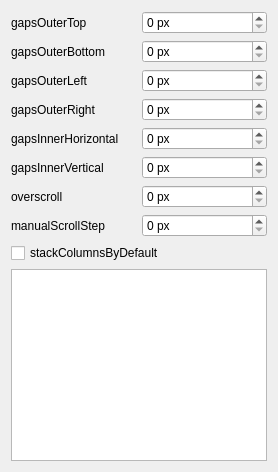
peterfajdiga/karousel, file karousel/contents/ui/config.ui: the form before one commit.
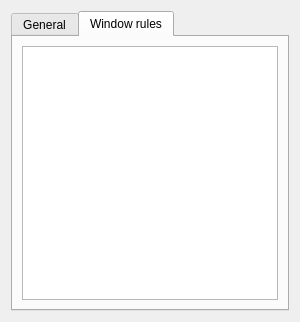
The form after the commit. The open tabs and pages were chosen to show the change.

```diff
--- a/karousel/contents/ui/config.ui
+++ b/karousel/contents/ui/config.ui
@@ -8,7 +8,14 @@
         <property name="autoFillBackground">
             <bool>false</bool>
         </property>
-        <layout class="QGridLayout" name="gridLayout">
+        <layout class="QVBoxLayout" name="layout_main">
+            <item>
+                <widget class="QTabWidget" name="tabContainer">
+                    <widget class="QWidget" name="tab_general">
+                        <attribute name="title">
+                            <string>General</string>
+                        </attribute>
+                        <layout class="QGridLayout" name="layout_tab_general">
             <item row="0" column="0">
                 <widget class="QLabel" name="label_gapsOuterTop">
                     <property name="text">
@@ -184,9 +191,19 @@
                     </property>
                 </widget>
             </item>
-
-            <item row="9" column="0" colspan="2">
+                        </layout>
+                    </widget>
+                    <widget class="QWidget" name="tab_windowRules">
+                        <attribute name="title">
+                            <string>Window rules</string>
+                        </attribute>
+                        <layout class="QVBoxLayout" name="layout_tab_windowRules">
+                            <item>
                 <widget class="QPlainTextEdit" name="kcfg_windowRules"/>
+                            </item>
+                        </layout>
+                    </widget>
+                </widget>
             </item>
         </layout>
     </widget>
```
Lines whose indentation alone changed are shown as unchanged.
